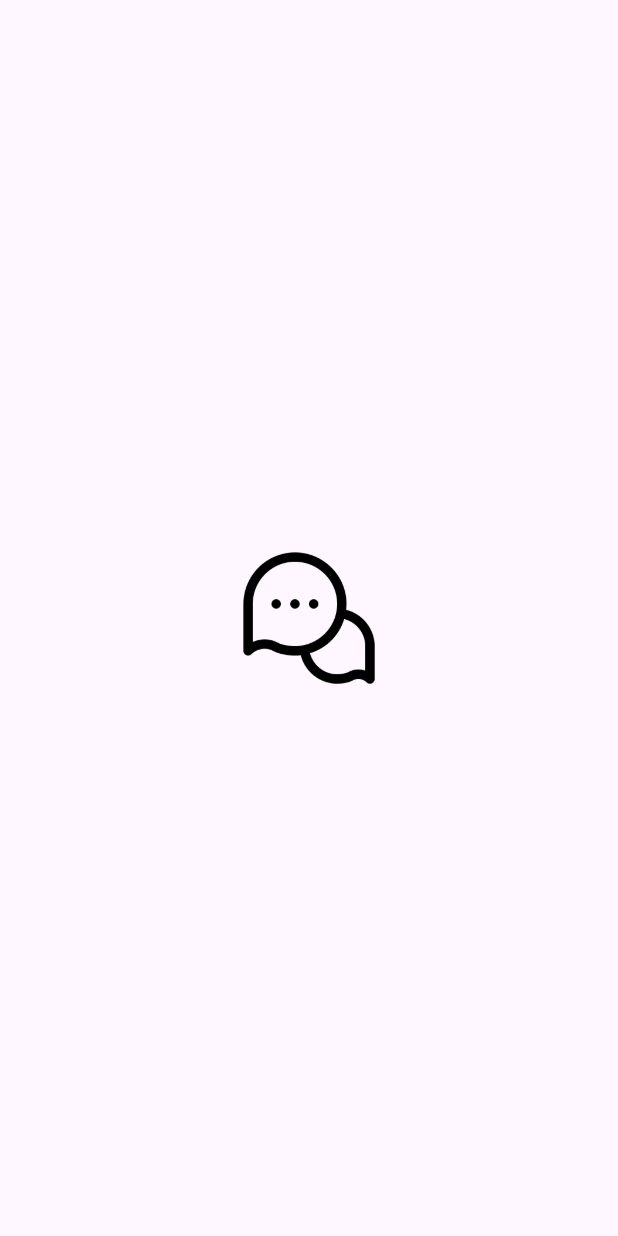
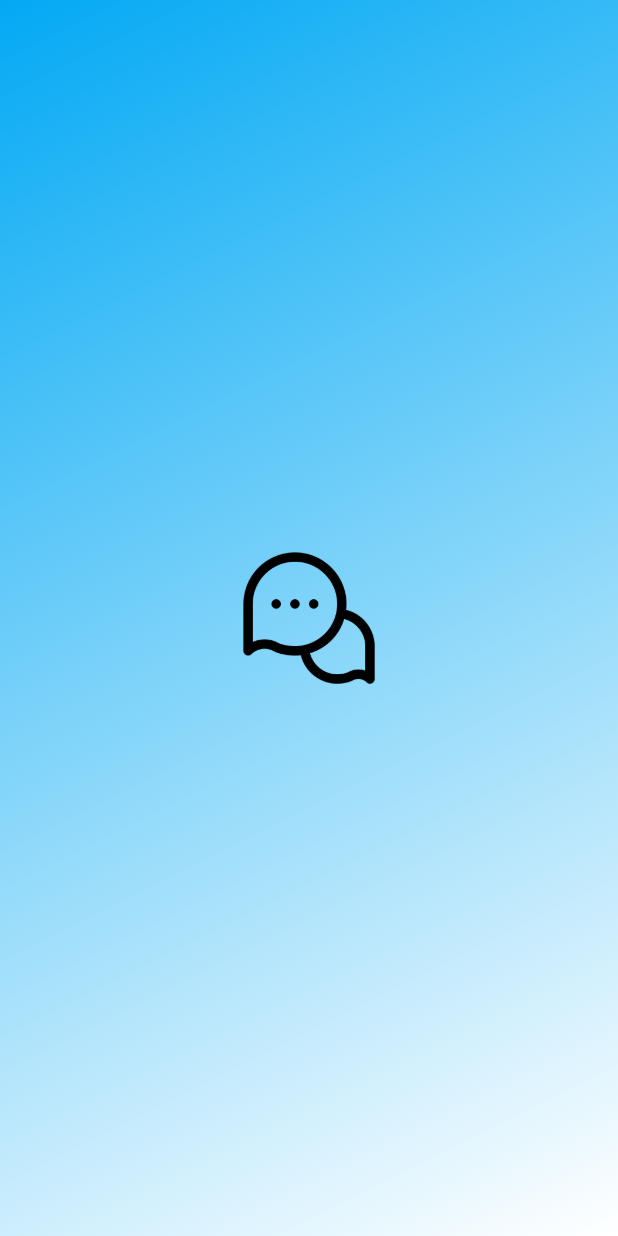
Before and after one commit to krishgohel07/chat_application, a Flutter app: the SplashScreen screen opened by its route, on a phone screen of 412 x 824 dp. Run offline on Flutter 3.47's test engine with Material 3 defaults, Android fonts, the phone set to English and light mode, and no system bars; our stand-ins replace cloud_firestore, firebase_auth, firebase_core, flutter_login, font_awesome_flutter, get and 1 more; accounts and stored records are empty.

Commit message:
initial comment

```diff
--- a/lib/views-screens/homepage/homepage.dart
+++ b/lib/views-screens/homepage/homepage.dart
@@ -60,7 +60,6 @@ class HomePage extends StatelessWidget {
                                         );
                                         Get.toNamed('chatpage', arguments: e);
                                       },
-                                      leading: const FlutterLogo(size: 45),
                                       title: Text(e.name),
                                       subtitle: Text(e.email),
                                     ),
--- a/lib/views-screens/loginscreen/loginscreen.dart
+++ b/lib/views-screens/loginscreen/loginscreen.dart
@@ -18,7 +18,7 @@ class Loginscreen extends StatelessWidget {
     return Scaffold(
         body: FlutterLogin(
             logo: 'assets/chat-bubbles.png',
-            title: 'Chat',
+            title: 'MyChat',
             hideForgotPasswordButton: true,
             loginAfterSignUp: false,
             theme: LoginTheme(
--- a/lib/views-screens/splashscreen/splash-screen.dart
+++ b/lib/views-screens/splashscreen/splash-screen.dart
@@ -1,5 +1,5 @@
 import 'package:chat_application/controller/splash_controller.dart';
-import 'package:chat_application/views-screens/homepage/controller/homepagecontroller.dart';
+import 'package:chat_application/utils/colors.dart';
 import 'package:flutter/material.dart';
 import 'package:get/get.dart';
 
@@ -12,12 +12,23 @@ class SplashScreen extends StatelessWidget {
     return Scaffold(
       body: Center(
         child: Container(
-          height: 100,
-          width: 100,
-          decoration: BoxDecoration(
-              image:
-                  DecorationImage(image: AssetImage("assets/chat-bubbles.png"))),
-        ),
+          height: double.infinity,
+            width: double.infinity,
+            decoration: BoxDecoration(
+              gradient: LinearGradient(
+                  colors: [appPrimarybluecolor, appPrimarywhitecolor],
+                  begin: Alignment.topLeft,
+                  end: Alignment.bottomRight),
+            ),
+            child: Center(
+              child: Container(
+                height: 100,
+                width: 100,
+                decoration: BoxDecoration(
+                    image: DecorationImage(
+                        image: AssetImage("assets/chat-bubbles.png"))),
+              ),
+            )),
       ),
     );
   }
```
Also changed, not shown: assets/SS/1.png (added), assets/SS/2.png (added), assets/SS/3.png (added), assets/SS/4.png (added), assets/SS/5.png (added), assets/SS/6.png (added), assets/SS/7.png (added), assets/SS/8.png (added).
